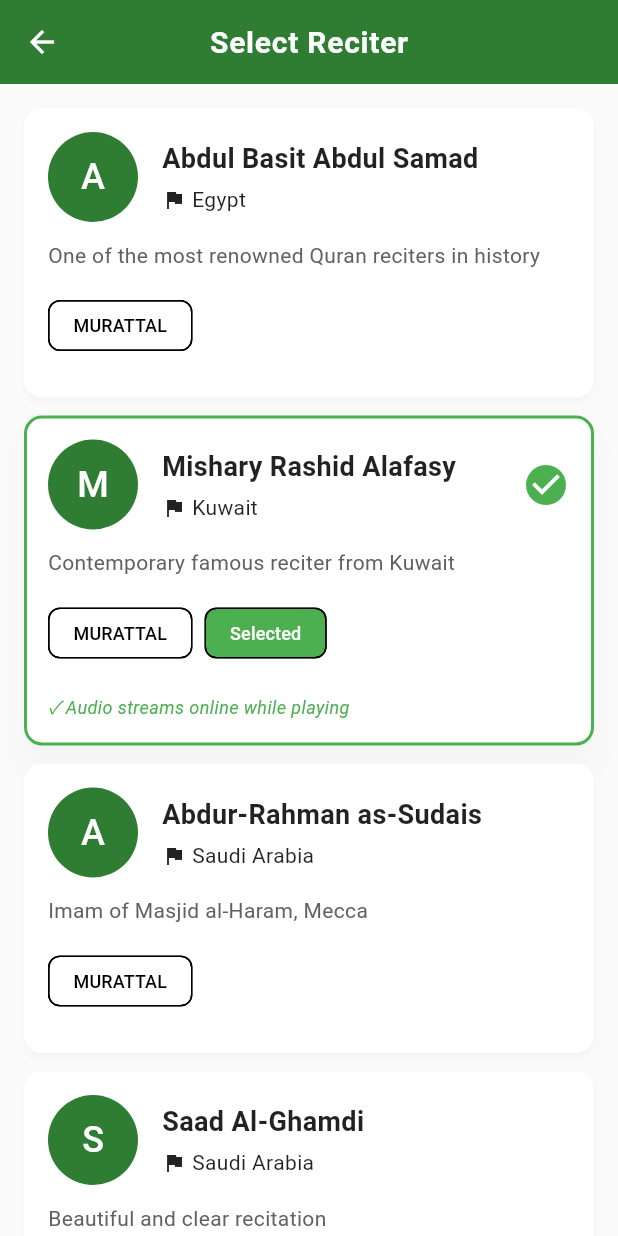
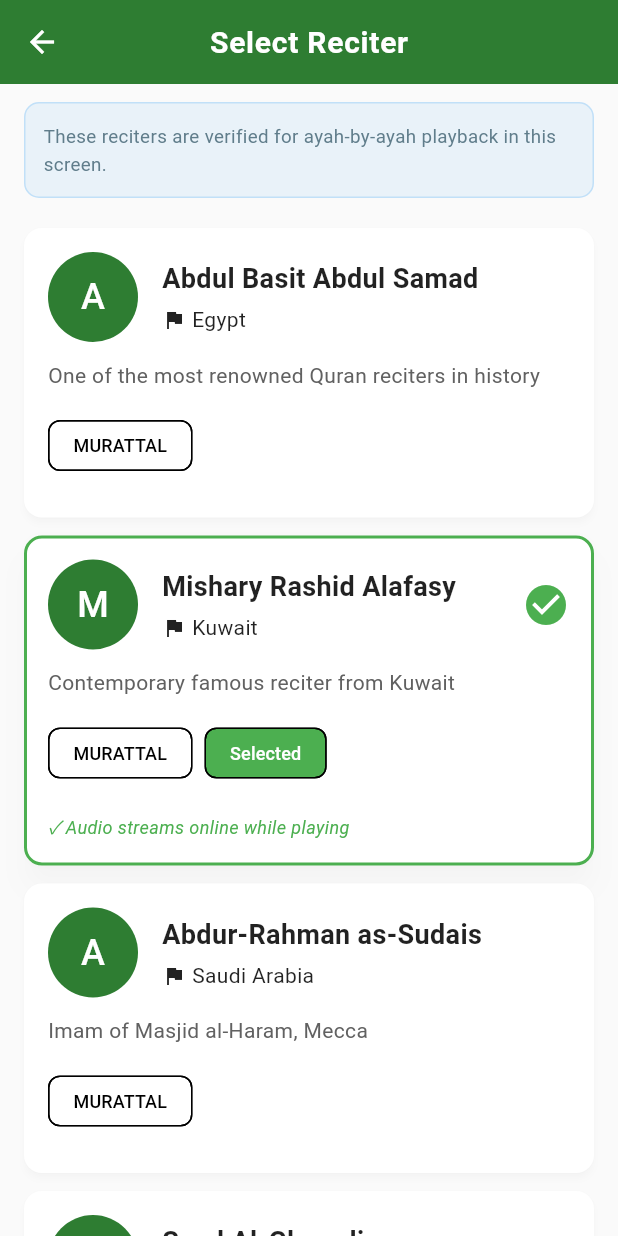
Before and after one commit to Tanvirul86/AL-Quran-Apps, a Flutter app: the ReciterSelectorScreen screen opened directly, on a phone screen of 412 x 824 dp. Run offline on Flutter 3.47's test engine with Material 3 defaults, Android fonts, the phone set to English and light mode, and no system bars; our stand-ins replace audio_service, dio, firebase_analytics, firebase_crashlytics, fl_chart, flutter_animate and 12 more; accounts and stored records are empty; network calls fail.

Commit message:
Update launcher logo (green-gold), reciter mapping, and dashboard title layout

```diff
--- a/lib/providers/audio_provider.dart
+++ b/lib/providers/audio_provider.dart
@@ -13,6 +13,14 @@ enum SleepTimerPreset { fifteenMin, thirtyMin, oneHour, endOfSurah }
 class AudioProvider with ChangeNotifier {
   final AudioPlayer _audioPlayer = AudioPlayer();
   static bool _audioServiceInitialized = false;
+  static const String _defaultReciterId = 'mishary_alafasy';
+  static const Map<String, String> _reciterBases = <String, String>{
+    'mishary_alafasy': 'https://everyayah.com/data/Alafasy_128kbps/',
+    'abdul_basit_murattal': 'https://everyayah.com/data/Abdul_Basit_Murattal_128kbps/',
+    'mahmoud_hussary': 'https://everyayah.com/data/Husary_128kbps/',
+    'saad_alghamdi': 'https://everyayah.com/data/Ghamadi_40kbps/',
+    'abdurrahman_sudais': 'https://everyayah.com/data/Abdurrahmaan_As-Sudais_192kbps/',
+  };
 
   bool _isPlaying = false;
   bool _isLoading = false;
@@ -32,7 +40,7 @@ class AudioProvider with ChangeNotifier {
   Timer? _sleepTimer;
   DateTime? _sleepTimerEnd;
   bool _stopAtEndOfSurah = false;
-  String _selectedReciterId = 'mishary_alafasy';
+  String _selectedReciterId = _defaultReciterId;
 
   AudioPlayer get audioPlayer => _audioPlayer;
   bool get isPlaying => _isPlaying;
@@ -101,7 +109,7 @@ class AudioProvider with ChangeNotifier {
 
   Future<void> _loadSelectedReciter() async {
     final prefs = await SharedPreferences.getInstance();
-    final rawId = prefs.getString('selected_reciter_id') ?? 'mishary_alafasy';
+    final rawId = prefs.getString('selected_reciter_id') ?? _defaultReciterId;
 
     const legacy = {
       'Abdul_Basit_Murattal': 'abdul_basit_murattal',
@@ -109,22 +117,22 @@ class AudioProvider with ChangeNotifier {
       'Saad_Al_Ghamdi': 'saad_alghamdi',
     };
 
-    _selectedReciterId = legacy[rawId] ?? rawId;
+    final normalized = legacy[rawId] ?? rawId;
+    _selectedReciterId = _reciterBases.containsKey(normalized)
+        ? normalized
+        : _defaultReciterId;
+
+    // Keep persisted value in sync to avoid misleading selection labels.
+    if (_selectedReciterId != rawId) {
+      await prefs.setString('selected_reciter_id', _selectedReciterId);
+    }
   }
 
   String _getAudioUrlForCurrentReciter(int surahNumber, int ayahNumber) {
     final surah = surahNumber.toString().padLeft(3, '0');
     final ayah = ayahNumber.toString().padLeft(3, '0');
 
-    const reciterBases = <String, String>{
-      'mishary_alafasy': 'https://everyayah.com/data/Alafasy_128kbps/',
-      'abdul_basit_murattal': 'https://everyayah.com/data/Abdul_Basit_Murattal_128kbps/',
-      'mahmoud_hussary': 'https://everyayah.com/data/Husary_128kbps/',
-      'saad_alghamdi': 'https://everyayah.com/data/Ghamadi_40kbps/',
-      'abdurrahman_sudais': 'https://everyayah.com/data/Abdurrahmaan_As-Sudais_192kbps/',
-    };
-
-    final base = reciterBases[_selectedReciterId] ?? AppConstants.audioBaseUrl;
+    final base = _reciterBases[_selectedReciterId] ?? AppConstants.audioBaseUrl;
     return '$base$surah$ayah.mp3';
   }
 
--- a/lib/screens/reciter_selector_screen.dart
+++ b/lib/screens/reciter_selector_screen.dart
@@ -15,6 +15,14 @@ class _ReciterSelectorScreenState extends State<ReciterSelectorScreen> {
   late EnhancedReciterService _reciterService;
   String _selectedReciterId = '';
 
+  static const List<String> _supportedAyahReciters = [
+    'mishary_alafasy',
+    'abdul_basit_murattal',
+    'mahmoud_hussary',
+    'saad_alghamdi',
+    'abdurrahman_sudais',
+  ];
+
   @override
   void initState() {
     super.initState();
@@ -24,9 +32,18 @@ class _ReciterSelectorScreenState extends State<ReciterSelectorScreen> {
 
   Future<void> _loadSavedReciter() async {
     final prefs = await SharedPreferences.getInstance();
+    final saved = prefs.getString('selected_reciter_id') ?? 'mishary_alafasy';
+    final normalized = _supportedAyahReciters.contains(saved)
+        ? saved
+        : 'mishary_alafasy';
+
+    if (normalized != saved) {
+      await prefs.setString('selected_reciter_id', normalized);
+    }
+
     if (mounted) {
       setState(() {
-        _selectedReciterId = prefs.getString('selected_reciter_id') ?? 'mishary_alafasy';
+        _selectedReciterId = normalized;
       });
     }
   }
@@ -45,15 +62,37 @@ class _ReciterSelectorScreenState extends State<ReciterSelectorScreen> {
             return const Center(child: CircularProgressIndicator());
           }
 
-          final reciters = snapshot.data!;
+          final reciters = snapshot.data!
+              .where((r) => _supportedAyahReciters.contains(r.id))
+              .toList();
 
-          return ListView.builder(
+          return Column(
+            children: [
+              Container(
+                width: double.infinity,
+                margin: const EdgeInsets.fromLTRB(16, 12, 16, 4),
+                padding: const EdgeInsets.all(12),
+                decoration: BoxDecoration(
+                  color: Colors.blue.withOpacity(0.08),
+                  borderRadius: BorderRadius.circular(10),
+                  border: Border.all(color: Colors.blue.withOpacity(0.2)),
+                ),
+                child: const Text(
+                  'These reciters are verified for ayah-by-ayah playback in this screen.',
+                  style: TextStyle(fontSize: 12.5, color: Colors.blueGrey),
+                ),
+              ),
+              Expanded(
+                child: ListView.builder(
                   padding: const EdgeInsets.all(16),
                   itemCount: reciters.length,
                   itemBuilder: (context, index) {
                     final reciter = reciters[index];
                     return _buildReciterCard(reciter);
                   },
+                ),
+              ),
+            ],
           );
         },
       ),
```
Also changed, not shown: lib/screens/dashboard_screen.dart (+13 -7 lines), pubspec.yaml (+8 -0 lines), scripts/generate_launcher_icon.dart (added, +135 -0 lines), assets/icon/app_icon.png (added), pubspec.lock, 13 other files. Lines whose indentation alone changed are shown as unchanged.
